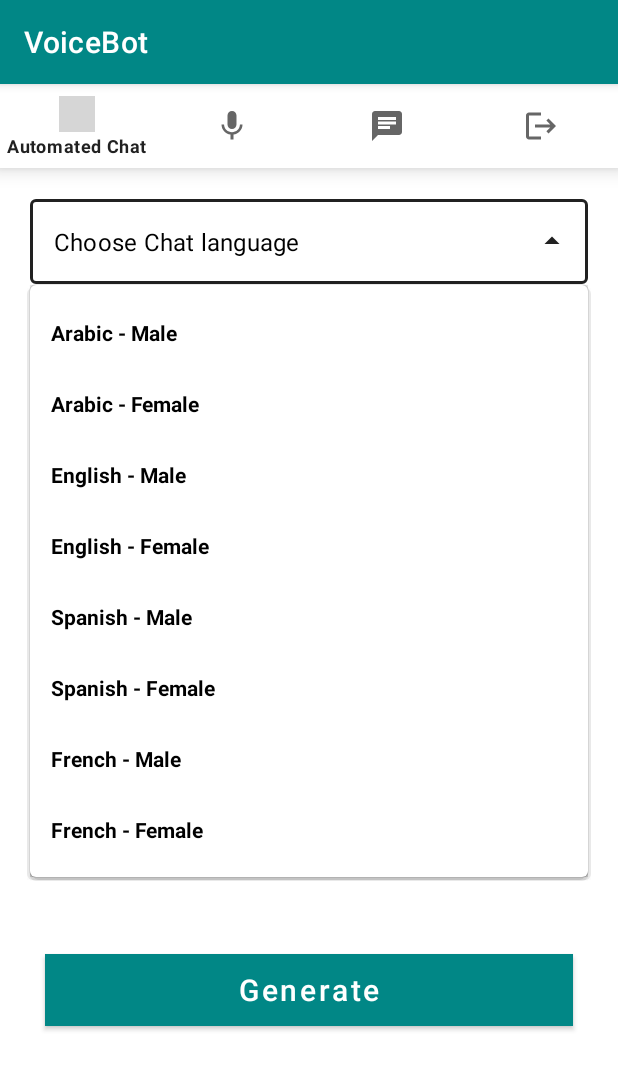
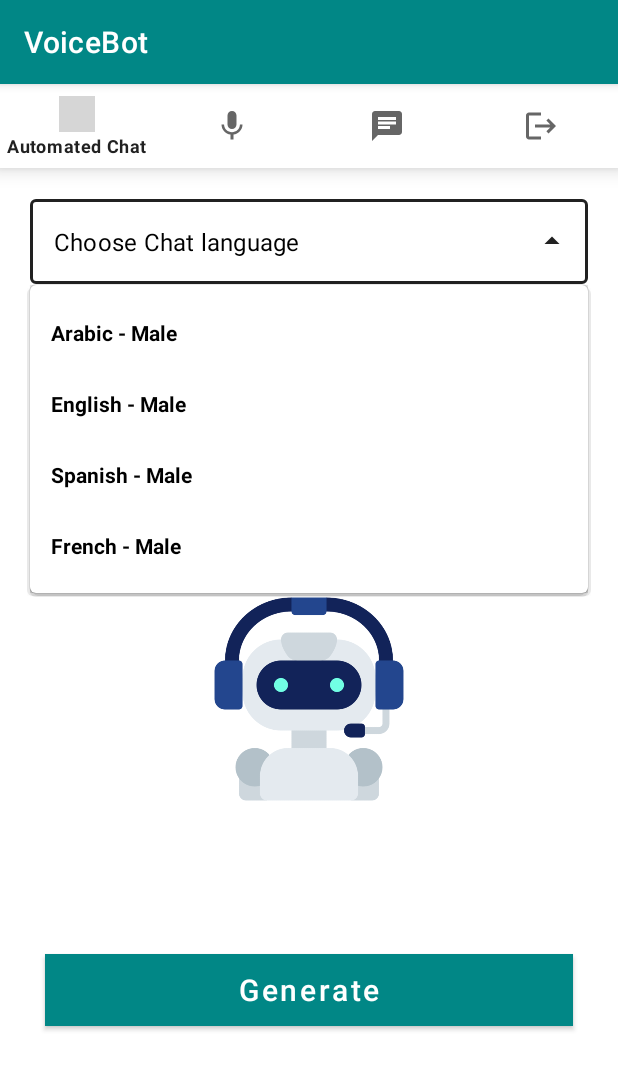
Before and after one commit to Azzaldeen98/ESDS2S, an Android app: the RecordAudioActivity screen opened directly, with no data from a screen before it, after a tap on an icon or button, on a phone screen of 412 x 824 dp. Shown: the top 1070 px of the screen. Run offline under Robolectric (Android 15) with nearby library versions, the phone set to English and light mode, and no system bars; our stand-ins replace FlexboxLayout; 3 other taps on this screen came first; grey boxes are pictures that could not be loaded.

Commit message:
this my commit app  view  20

```diff
--- a/app/src/main/java/com/example/esds2s/Activies/RecordAudioActivity.kt
+++ b/app/src/main/java/com/example/esds2s/Activies/RecordAudioActivity.kt
@@ -17,7 +17,9 @@ import androidx.core.content.ContentProviderCompat.requireContext
 import androidx.core.content.ContextCompat
 import androidx.fragment.app.Fragment
 import com.example.esds2s.ApiClient.Controlls.SessionChatControl
+import com.example.esds2s.ContentApp.ContentApp
 import com.example.esds2s.Helpers.Enums.GenderType
+import com.example.esds2s.Helpers.ExternalStorage
 import com.example.esds2s.Ui.AutomatedChatBotFragment
 import com.example.esds2s.Ui.BasicChatBotFragment
 import com.example.esds2s.Ui.ChatBotTextFragment
@@ -25,11 +27,14 @@ import com.example.esds2s.Helpers.Helper
 import com.example.esds2s.Helpers.LanguageInfo
 import com.example.esds2s.Helpers.Tools.SpinnerHandler
 import com.example.esds2s.Interface.IBaseCallbackListener
+import com.example.esds2s.Models.ResponseModels.BaseChatResponse
 import com.example.esds2s.R
+import com.example.esds2s.Services.ModelLanguages
 import com.example.esds2s.Services.RecordVoiceService
 import com.example.esds2s.Services.SessionManagement
 import com.example.esds2s.Services.TestConnection
 import com.google.android.material.bottomnavigation.BottomNavigationView
+import com.google.gson.Gson
 import kotlinx.coroutines.GlobalScope
 import kotlinx.coroutines.launch
 import java.util.Objects
@@ -37,6 +42,8 @@ import java.util.Objects
 class RecordAudioActivity : AppCompatActivity() {
 
 
+    private lateinit var modelLanguages: ModelLanguages
+    private  var genderType: GenderType= GenderType.MALE
     private var arrayAdapterLanguage: ArrayAdapter<String>? =null
     private var selectedLanguageIndex: Int=-1
     private var autocompleteTV: AutoCompleteTextView? = null
@@ -46,7 +53,7 @@ class RecordAudioActivity : AppCompatActivity() {
     private  var languageCodes : Array<String>?=null
     private  var languageNames : Array<String>?=null
     private var activeFragment :Fragment?=null
-
+    private var currentModelinfo :BaseChatResponse?=null
 
 
         @SuppressLint("MissingInflatedId")
@@ -97,8 +104,18 @@ class RecordAudioActivity : AppCompatActivity() {
               if (ContextCompat.checkSelfPermission(this, Manifest.permission.RECORD_AUDIO) != PackageManager.PERMISSION_GRANTED) {
                   checkPermission() }
 
-//          genderType=if(selectedChat?.modeldescription=="Male") GenderType.MALE else GenderType.FEMALE
+//
+           val currentModelinfoString=ExternalStorage.getValue(this, ContentApp.CURRENT_MODEL_INFO)?.toString()
+          if(currentModelinfoString?.isNullOrEmpty()==false) {
+              currentModelinfo=Gson().fromJson(currentModelinfoString,BaseChatResponse::class.java)
+
+              if(currentModelinfo!=null) {
+                  genderType = if (currentModelinfo?.modeldescription == "Male") GenderType.MALE else GenderType.FEMALE
+              }
 //          insilizationLanguagesList(genderType)
+          }
+
+              modelLanguages = ModelLanguages(this)?.getGenderLanguages(genderType)!!
               loadPresetUserLanguage()
               initializationLanguagesList()
               activeFragment=AutomatedChatBotFragment()
@@ -119,9 +136,15 @@ class RecordAudioActivity : AppCompatActivity() {
     }
     private  fun initializationLanguagesList(){
 
-        languageCodes = resources.getStringArray(R.array.language_codes)
-        languageNames = resources.getStringArray(R.array.language_names)
-        if(selectedLanguageIndex>-1)
+
+        languageNames = modelLanguages?.getLanguagesName()?.toTypedArray()
+        languageCodes = modelLanguages?.getLanguagesCode()?.toTypedArray()
+
+//        languageCodes = resources.getStringArray(R.array.language_codes)
+//        languageNames = resources.getStringArray(R.array.language_names)
+//
+        Log.d("languageNames",Gson().toJson(languageNames))
+        if(selectedLanguageIndex>-1 && selectedLanguageIndex<languageNames?.size!!)
             autocompleteTV?.setText(languageNames?.get(selectedLanguageIndex))
         arrayAdapterLanguage = ArrayAdapter<String>(this, R.layout.dropdown_item, languageNames!!)
         autocompleteTV?.setAdapter(arrayAdapterLanguage)
--- a/app/src/main/java/com/example/esds2s/ContentApp/ContentApp.java
+++ b/app/src/main/java/com/example/esds2s/ContentApp/ContentApp.java
@@ -12,5 +12,7 @@ public class ContentApp {
     public static final  String  API_TEMP_STORAGE="TempStorage";
     public static final  String  PLAYER_ROBOT_AUDIO="PlayerAudio";
     public static final  String  ROBOT_CHAT_SETTINGS="RobotChatSettings";
+    public static final  String  MODEL_GENDER_TYPE="ModelGenderType";
+    public static final  String  CURRENT_MODEL_INFO="CurrentModelInfo";
 
 }
--- a/app/src/main/java/com/example/esds2s/Services/ModelLanguages.kt
+++ b/app/src/main/java/com/example/esds2s/Services/ModelLanguages.kt
@@ -18,6 +18,7 @@ class ModelLanguages(private  val context: Context) {
     }
 
     fun getGenderLanguages(gender: GenderType):ModelLanguages{
+
         val codes = context?.resources?.getStringArray(R.array.language_codes)
         val names = context?.resources?.getStringArray(R.array.language_names)
 
--- a/app/src/main/java/com/example/esds2s/Ui/CreateNewChatFragment.kt
+++ b/app/src/main/java/com/example/esds2s/Ui/CreateNewChatFragment.kt
@@ -24,6 +24,7 @@ import com.example.esds2s.Models.ResponseModels.BaseChatResponse
 import com.example.esds2s.R
 import com.example.esds2s.Activies.RecordAudioActivity
 import com.example.esds2s.Helpers.Enums.GenderType
+import com.example.esds2s.Helpers.ExternalStorage
 import com.example.esds2s.Services.ModelLanguages
 import com.example.esds2s.databinding.FragmentCreateNewChatBinding
 import com.google.android.material.textfield.TextInputLayout
@@ -238,6 +239,10 @@ class CreateNewChatFragment : Fragment(), IBaseServiceEventListener<ArrayList<Ba
             name = selectedChat?.scope.toString(),
             description=binding?.InputChatDescriptionData?.text.toString())
         LanguageInfo.setStorageSelcetedLanguage(this?.context,selectedLanguage,selectedLanguageIndex!!)
+        LanguageInfo.setStorageSelcetedLanguage(this?.context,selectedLanguage,selectedLanguageIndex!!)
+        if(selectedChat!=null)
+            ExternalStorage.storage(this?.activity,ContentApp.CURRENT_MODEL_INFO,Gson().toJson(selectedChat))
+
         GlobalScope.async {
             withContext(Dispatchers.IO) {
                 try {
```
